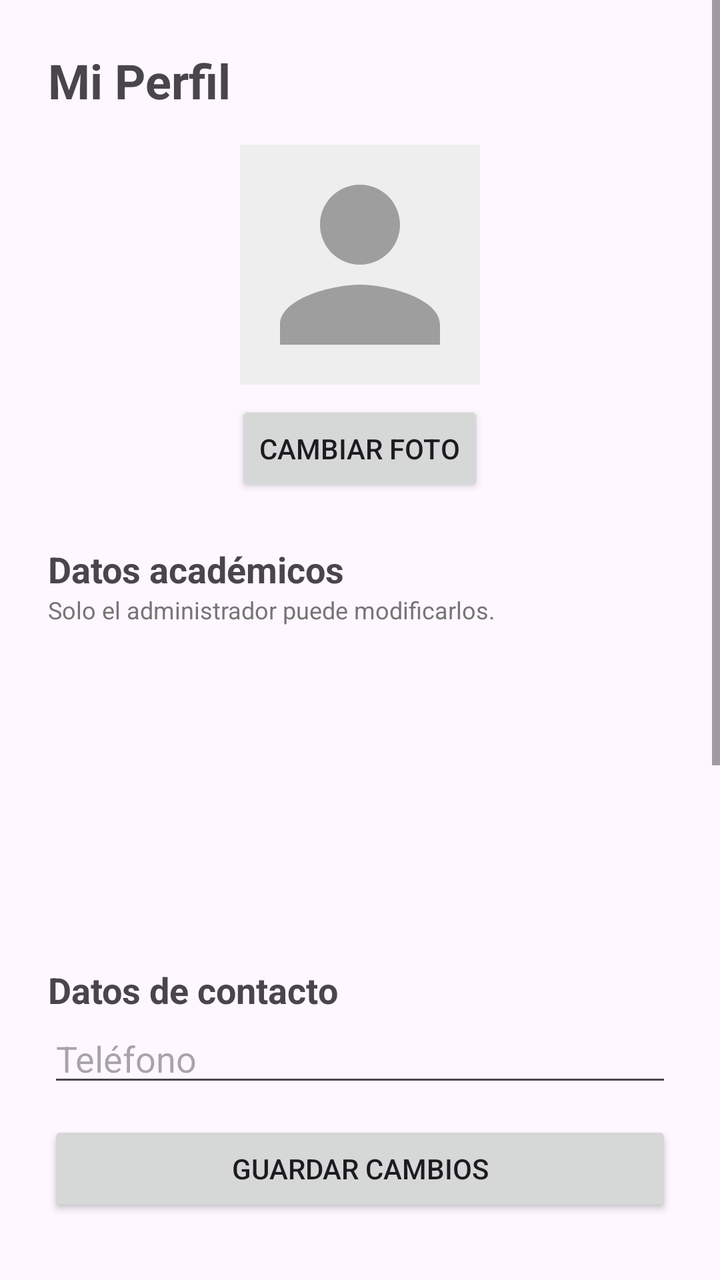
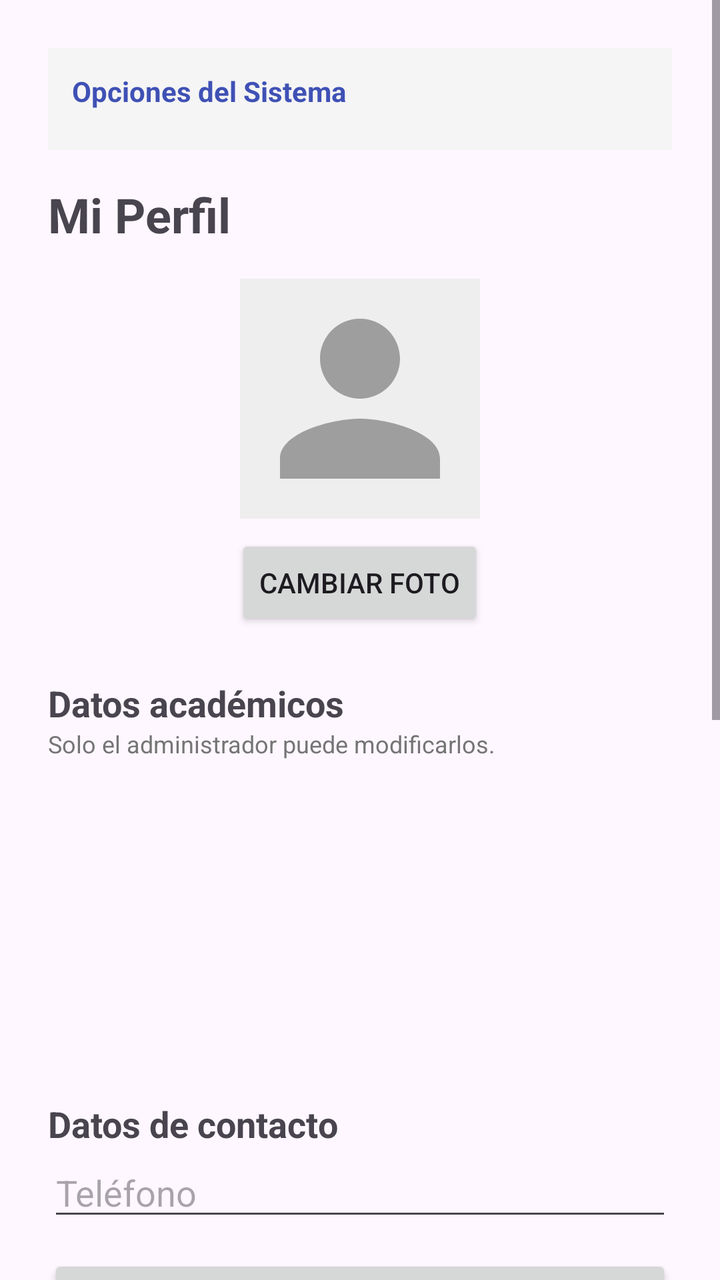

Two renders of the same Android screen: before a commit and after it. Below are the layout's source before the change and the commit's diff.
<!-- AndroidManifest.xml: application theme Theme.IntercambioAcademicoUPC -->
<!-- res/layout/activity_perfil.xml -->
<?xml version="1.0" encoding="utf-8"?>
<ScrollView xmlns:android="http://schemas.android.com/apk/res/android"
    android:layout_width="match_parent"
    android:layout_height="match_parent"
    android:fillViewport="true">

    <LinearLayout
        android:layout_width="match_parent"
        android:layout_height="wrap_content"
        android:orientation="vertical"
        android:padding="24dp">

        <TextView
            android:layout_width="wrap_content"
            android:layout_height="wrap_content"
            android:text="Mi Perfil"
            android:textSize="24sp"
            android:textStyle="bold"
            android:layout_marginBottom="16dp" />

        
        <ImageView
            android:id="@+id/ivFotoPerfil"
            android:layout_width="120dp"
            android:layout_height="120dp"
            android:layout_gravity="center"
            android:scaleType="centerCrop"
            android:background="#EEEEEE"
            android:contentDescription="Foto de perfil"
            android:src="@drawable/ic_perfil_placeholder" />

        <Button
            android:id="@+id/btnCambiarFoto"
            android:layout_width="wrap_content"
            android:layout_height="wrap_content"
            android:layout_gravity="center"
            android:layout_marginTop="8dp"
            android:text="Cambiar foto" />

        
        <TextView
            android:layout_width="wrap_content"
            android:layout_height="wrap_content"
            android:layout_marginTop="24dp"
            android:text="Datos académicos"
            android:textStyle="bold"
            android:textSize="18sp" />

        <TextView
            android:layout_width="match_parent"
            android:layout_height="wrap_content"
            android:layout_marginBottom="8dp"
            android:text="Solo el administrador puede modificarlos."
            android:textSize="12sp"
            android:textColor="#757575" />

        <TextView
            android:id="@+id/tvNombre"
            android:layout_width="match_parent"
            android:layout_height="wrap_content"
            android:textSize="16sp"
            android:textStyle="bold"
            android:paddingTop="4dp"
            android:paddingBottom="4dp" />

        <TextView
            android:id="@+id/tvDocumento"
            android:layout_width="match_parent"
            android:layout_height="wrap_content"
            android:paddingTop="4dp"
            android:paddingBottom="4dp" />

        <TextView
            android:id="@+id/tvCodigo"
            android:layout_width="match_parent"
            android:layout_height="wrap_content"
            android:paddingTop="4dp"
            android:paddingBottom="4dp" />

        <TextView
            android:id="@+id/tvPrograma"
            android:layout_width="match_parent"
            android:layout_height="wrap_content"
            android:paddingTop="4dp"
            android:paddingBottom="4dp" />

        <TextView
            android:id="@+id/tvCorreo"
            android:layout_width="match_parent"
            android:layout_height="wrap_content"
            android:paddingTop="4dp"
            android:paddingBottom="4dp" />

        
        <TextView
            android:layout_width="wrap_content"
            android:layout_height="wrap_content"
            android:layout_marginTop="24dp"
            android:text="Datos de contacto"
            android:textStyle="bold"
            android:textSize="18sp" />

        <EditText
            android:id="@+id/etTelefono"
            android:layout_width="match_parent"
            android:layout_height="wrap_content"
            android:hint="Teléfono"
            android:inputType="phone"
            android:maxLength="15" />

        <Button
            android:id="@+id/btnGuardarContacto"
            android:layout_width="match_parent"
            android:layout_height="wrap_content"
            android:layout_marginTop="12dp"
            android:text="Guardar cambios" />

        
        <TextView
            android:layout_width="wrap_content"
            android:layout_height="wrap_content"
            android:layout_marginTop="28dp"
            android:text="Cambiar contraseña"
            android:textStyle="bold"
            android:textSize="18sp" />

        <TextView
            android:layout_width="match_parent"
            android:layout_height="wrap_content"
            android:text="Mínimo 8 caracteres, una mayúscula y un número."
            android:textSize="12sp"
            android:textColor="#757575" />

        <EditText
            android:id="@+id/etPasswordActual"
            android:layout_width="match_parent"
            android:layout_height="wrap_content"
            android:hint="Contraseña actual"
            android:inputType="textPassword" />

        <EditText
            android:id="@+id/etPasswordNueva"
            android:layout_width="match_parent"
            android:layout_height="wrap_content"
            android:hint="Nueva contraseña"
            android:inputType="textPassword" />

        <EditText
            android:id="@+id/etPasswordConfirmar"
            android:layout_width="match_parent"
            android:layout_height="wrap_content"
            android:hint="Confirmar nueva contraseña"
            android:inputType="textPassword" />

        <Button
            android:id="@+id/btnCambiarPassword"
            android:layout_width="match_parent"
            android:layout_height="wrap_content"
            android:layout_marginTop="12dp"
            android:text="Actualizar contraseña" />

        
        <TextView
            android:id="@+id/tvUltimaActualizacion"
            android:layout_width="match_parent"
            android:layout_height="wrap_content"
            android:layout_marginTop="24dp"
            android:textSize="13sp"
            android:textColor="#757575"
            android:text="Sin cambios registrados" />

        <Button
            android:id="@+id/btnHistorial"
            android:layout_width="match_parent"
            android:layout_height="wrap_content"
            android:layout_marginTop="8dp"
            android:text="Ver historial de cambios" />

        <Button
            android:id="@+id/btnCerrarSesion"
            android:layout_width="match_parent"
            android:layout_height="wrap_content"
            android:layout_marginTop="24dp"
            android:layout_marginBottom="16dp"
            android:text="Cerrar sesión" />
    </LinearLayout>
</ScrollView>
<!-- resources referenced by this layout -->
<resources>
  <!-- drawable ic_perfil_placeholder (drawable) -->
  <vector xmlns:android="http://schemas.android.com/apk/res/android"
      android:width="120dp"
      android:height="120dp"
      android:viewportWidth="24"
      android:viewportHeight="24"
      android:tint="#9E9E9E">
      <path
          android:fillColor="#FFFFFF"
          android:pathData="M12,12c2.21,0 4,-1.79 4,-4s-1.79,-4 -4,-4 -4,1.79 -4,4 1.79,4 4,4zM12,14c-2.67,0 -8,1.34 -8,4v2h16v-2c0,-2.66 -5.33,-4 -8,-4z" />
  </vector>
  <style name="Theme.IntercambioAcademicoUPC" parent="Base.Theme.IntercambioAcademicoUPC" />
  <style name="Base.Theme.IntercambioAcademicoUPC" parent="Theme.Material3.DayNight.NoActionBar">
          
          
      </style>
</resources>

<!-- the commit's change to res/layout/activity_perfil.xml (unified diff, before → after) -->
@@ -9,6 +9,107 @@
         android:layout_height="wrap_content"
         android:orientation="vertical"
         android:padding="24dp">
+
+        
+        <LinearLayout
+            android:id="@+id/layout_accesos_admin"
+            android:layout_width="match_parent"
+            android:layout_height="wrap_content"
+            android:orientation="vertical"
+            android:background="#F5F5F5"
+            android:padding="12dp"
+            android:layout_marginBottom="16dp">
+
+            <TextView
+                android:layout_width="match_parent"
+                android:layout_height="wrap_content"
+                android:text="Opciones del Sistema"
+                android:textStyle="bold"
+                android:textSize="14sp"
+                android:textColor="#3F51B5"
+                android:layout_marginBottom="8dp"/>
+
+            <Button
+                android:id="@+id/btnAdminUsuarios"
+                android:layout_width="match_parent"
+                android:layout_height="wrap_content"
+                android:visibility="gone"
+                android:text="Gestionar usuarios y roles" />
+
+            <Button
+                android:id="@+id/btnCrearCurso"
+                android:layout_width="match_parent"
+                android:layout_height="wrap_content"
+                android:visibility="gone"
+                android:text="Crear curso" />
+
+            <Button
+                android:id="@+id/btnAdminVerCursos"
+                android:layout_width="match_parent"
+                android:layout_height="wrap_content"
+                android:visibility="gone"
+                android:backgroundTint="#FF9800"
+                android:text="Ver Todos los Cursos (Admin)" />
+        </LinearLayout>
+
+        
+        <LinearLayout
+            android:id="@+id/layout_cursos_estudiante"
+            android:layout_width="match_parent"
+            android:layout_height="wrap_content"
+            android:orientation="vertical"
+            android:background="#E8EAF6"
+            android:padding="12dp"
+            android:layout_marginBottom="16dp"
+            android:visibility="gone">
+
+            <TextView
+                android:layout_width="match_parent"
+                android:layout_height="wrap_content"
+                android:text="Mis Cursos Activos (HU-08)"
+                android:textStyle="bold"
+                android:textSize="16sp"
+                android:textColor="#1A237E"
+                android:layout_marginBottom="8dp"/>
+
+            <TextView
+                android:id="@+id/tv_lista_cursos_vacia"
+                android:layout_width="match_parent"
+                android:layout_height="wrap_content"
+                android:text="No estás matriculado en ningún curso actualmente."
+                android:textSize="14sp"
+                android:textColor="#5C6BC0"
+                android:fontStyle="italic"/>
+
+            <TextView
+                android:id="@+id/tv_cursos_matriculados"
+                android:layout_width="match_parent"
+                android:layout_height="wrap_content"
+                android:textSize="14sp"
+                android:textColor="#212121"
+                android:lineSpacingExtra="4dp"
+                android:visibility="gone"
+                android:clickable="true"
+                android:focusable="true"/>
+
+            <Button
+                android:id="@+id/btn_ir_a_matricularme"
+                android:layout_width="match_parent"
+                android:layout_height="wrap_content"
+                android:text="Inscribirme en un curso"
+                android:layout_marginTop="12dp"
+                android:backgroundTint="#1A237E"
+                android:textColor="@android:color/white"/>
+
+            <Button
+                android:id="@+id/btn_estudiante_ver_aulas"
+                android:layout_width="match_parent"
+                android:layout_height="wrap_content"
+                android:text="Entrar a mis Aulas Virtuales"
+                android:layout_marginTop="8dp"
+                android:backgroundTint="#3F51B5"
+                android:textColor="@android:color/white" />
+        </LinearLayout>
 
         <TextView
             android:layout_width="wrap_content"
